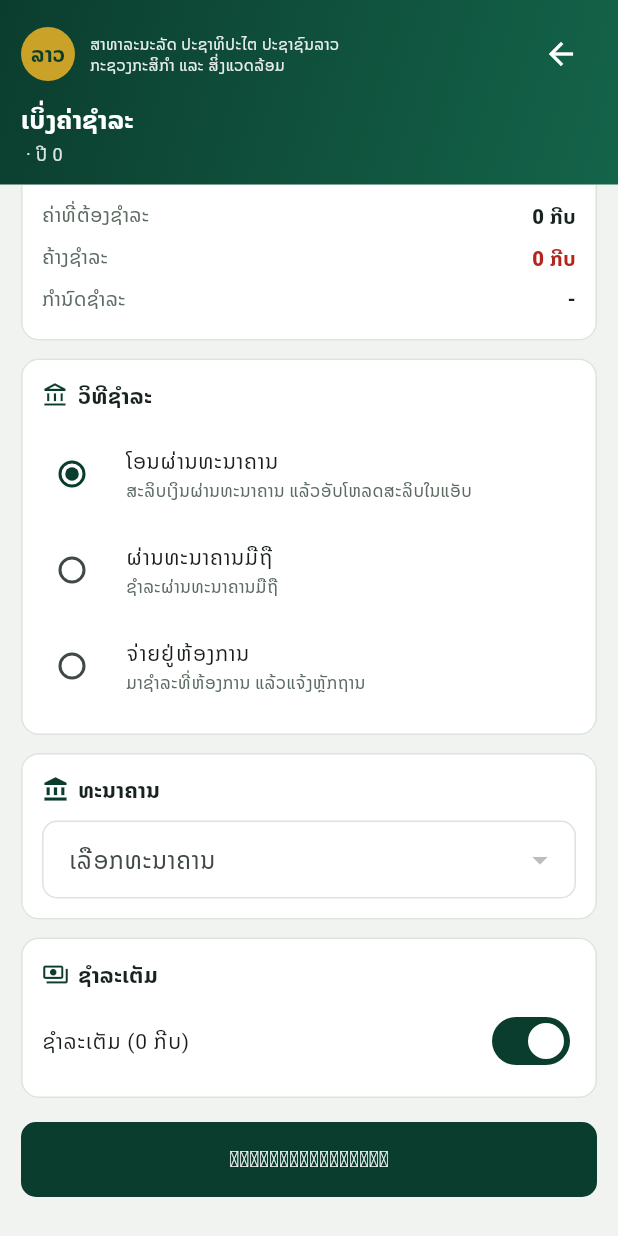
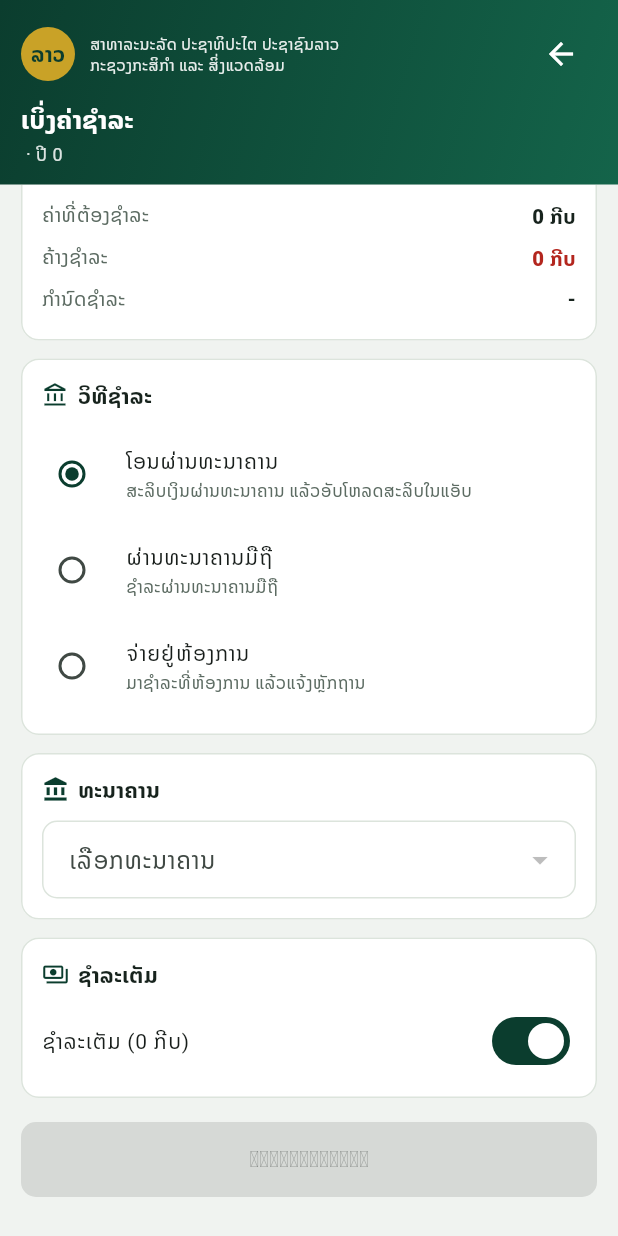
Before and after one commit to bounthongv/landtitling, a Flutter app: the QuoteScreen screen opened directly with empty values, scrolled down 178 dp, on a phone screen of 412 x 824 dp. Run offline on Flutter 3.47's test engine with Material 3 defaults, Android fonts, the phone set to English and light mode, and no system bars; our stand-ins replace flutter_secure_storage, image_picker; accounts and stored records are empty; network calls fail; project files that could hold a hidden picture were left out.

Commit message:
feat(mobile): bank-select button label before issuing slip

```diff
--- a/mobile/lib/ui/screens/quote_screen.dart
+++ b/mobile/lib/ui/screens/quote_screen.dart
@@ -263,7 +263,10 @@ class _QuoteScreenState extends State<QuoteScreen> {
                 const SizedBox(height: 16),
                 FilledButton(
                   onPressed:
-                      payments.issuing || (_payInFull ? false : _amount <= 0)
+                      payments.issuing ||
+                      (_payInFull ? false : _amount <= 0) ||
+                      ((_method == 'bank_transfer' || _method == 'mobile') &&
+                          _bankCode == null)
                       ? null
                       : _issue,
                   child: payments.issuing
@@ -275,7 +278,12 @@ class _QuoteScreenState extends State<QuoteScreen> {
                             color: Colors.white,
                           ),
                         )
-                      : Text(Strings.t('paymentSlip')),
+                      : Text(
+                          (_method == 'bank_transfer' || _method == 'mobile') &&
+                                  _bankCode == null
+                              ? 'ເລືອກທະນາຄານ'
+                              : 'ໃບສະລິບຊຳລະເງິນ',
+                        ),
                 ),
               ],
             ),
```
